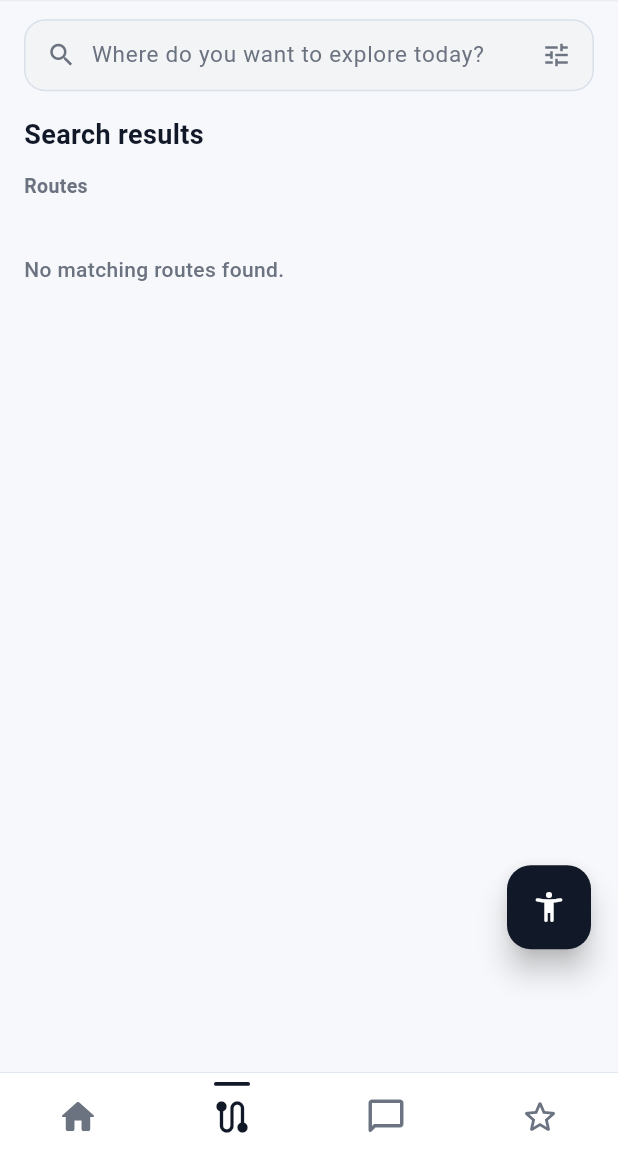
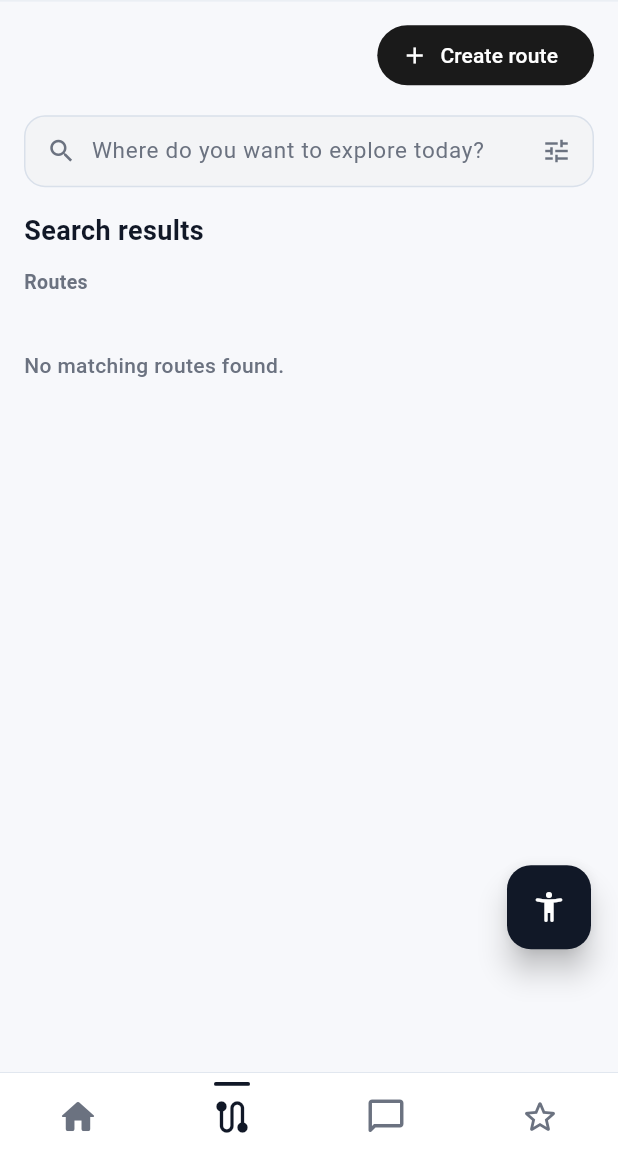
Before and after one commit to JairoLopezCarbo/EA_Phoneapp_Proyecto, a Flutter app: the screen it shows after launch, item 2 of the bottom bar chosen, on a phone screen of 412 x 824 dp, the part 79-1236 px from its top. Run offline on Flutter 3.47's test engine with Material 3 defaults, Android fonts, the light colour scheme and no system bars; our stand-ins replace shared_preferences, socket_io_client; accounts and stored records are empty; network calls fail.

Commit message:
first version create route

```diff
--- a/lib/src/models/app_models.dart
+++ b/lib/src/models/app_models.dart
@@ -134,7 +134,7 @@ class RouteModel {
       city: json['city'] as String? ?? '',
       country: json['country'] as String? ?? '',
       distance: (json['distance'] as num?)?.toDouble(),
-      duration: json['duration'] as int?,
+      duration: (json['duration'] as num?)?.toInt(),
       cityImage:
           (json['cityImage'] as String?) ?? (json['city_image'] as String?),
       tags: (json['tags'] as List<dynamic>? ?? const [])
@@ -173,6 +173,76 @@ class RouteModel {
       routes.map((route) => route.toJson()).toList(growable: false),
     );
   }
+}
+
+class RoutePointCreateInput {
+  const RoutePointCreateInput({
+    required this.name,
+    required this.latitude,
+    required this.longitude,
+    required this.index,
+    this.description,
+    this.image,
+  });
+
+  final String name;
+  final String? description;
+  final double latitude;
+  final double longitude;
+  final String? image;
+  final int index;
+
+  Map<String, dynamic> toJson() => <String, dynamic>{
+        'name': name.trim(),
+        if (description != null && description!.trim().isNotEmpty)
+          'description': description!.trim(),
+        'latitude': latitude,
+        'longitude': longitude,
+        if (image != null && image!.trim().isNotEmpty) 'image': image!.trim(),
+        'index': index,
+      };
+}
+
+class RouteCreateInput {
+  const RouteCreateInput({
+    required this.name,
+    required this.description,
+    required this.coverImage,
+    required this.city,
+    required this.country,
+    required this.distance,
+    required this.duration,
+    required this.difficulty,
+    required this.tags,
+    required this.points,
+  });
+
+  final String name;
+  final String description;
+  final String coverImage;
+  final String city;
+  final String country;
+  final double distance;
+  final int duration;
+  final RouteDifficulty difficulty;
+  final List<String> tags;
+  final List<RoutePointCreateInput> points;
+
+  Map<String, dynamic> toJson() => <String, dynamic>{
+        'name': name.trim(),
+        'description': description.trim(),
+        'cover_image': coverImage.trim(),
+        'city': city.trim(),
+        'country': country.trim(),
+        'distance': distance,
+        'duration': duration,
+        'difficulty': difficulty.value,
+        'tags': tags
+            .map((tag) => tag.trim())
+            .where((tag) => tag.isNotEmpty)
+            .toList(),
+        'points': points.map((point) => point.toJson()).toList(),
+      };
 }
 
 class AppUser {
--- a/lib/src/pages/routes_page.dart
+++ b/lib/src/pages/routes_page.dart
@@ -8,6 +8,7 @@ import '../state/app_state.dart';
 import '../utils/formatters.dart';
 import '../widgets/search_results_panel.dart';
 import '../widgets/shared_widgets.dart';
+import 'create_route_page.dart';
 
 class RoutesPage extends StatefulWidget {
   const RoutesPage({super.key, required this.onOpenRoute});
@@ -23,6 +24,7 @@ class _RoutesPageState extends State<RoutesPage> {
 
   final TextEditingController _searchController = TextEditingController();
   final FocusNode _searchFocusNode = FocusNode();
+
   bool _isSearchFocused = false;
   bool _isFilterOpen = false;
   int _currentPage = 1;
@@ -32,6 +34,7 @@ class _RoutesPageState extends State<RoutesPage> {
   @override
   void initState() {
     super.initState();
+
     _searchFocusNode.addListener(() {
       if (mounted) {
         setState(() {
@@ -55,11 +58,14 @@ class _RoutesPageState extends State<RoutesPage> {
     final isSearchActive = _isSearchFocused || query.isNotEmpty;
     final hasActiveFilter = _sortOption != null;
 
-    final filteredRoutes = query.isEmpty ? appState.routes : appState.searchRoutes(query);
+    final filteredRoutes =
+        query.isEmpty ? appState.routes : appState.searchRoutes(query);
+
     final sortedRoutes = sortRoutes(filteredRoutes, _sortOption);
     final totalResults = sortedRoutes.length;
     final totalPages = math.max(1, (totalResults / _pageSize).ceil());
     final safeCurrentPage = math.min(_currentPage, totalPages);
+
     final visibleRoutes = sortedRoutes
         .skip((safeCurrentPage - 1) * _pageSize)
         .take(_pageSize)
@@ -70,6 +76,26 @@ class _RoutesPageState extends State<RoutesPage> {
       child: Column(
         crossAxisAlignment: CrossAxisAlignment.stretch,
         children: [
+          Align(
+            alignment: Alignment.centerRight,
+            child: FilledButton.icon(
+              onPressed: () {
+                Navigator.of(context).push(
+                  MaterialPageRoute(
+                    builder: (_) => CreateRoutePage(
+                      onCreated: (route) {
+                        Navigator.of(context).pop();
+                        widget.onOpenRoute(route);
+                      },
+                    ),
+                  ),
+                );
+              },
+              icon: const Icon(Icons.add),
+              label: const Text('Create route'),
+            ),
+          ),
+          const SizedBox(height: 16),
           SearchArea(
             controller: _searchController,
             isSearchActive: isSearchActive,
@@ -140,9 +166,12 @@ class _RoutesPageState extends State<RoutesPage> {
                 );
                 return;
               }
+
               await appState.toggleFavorite(routeId);
             },
-            isFavorite: (routeId) => appState.currentUser?.favoriteRouteIds.contains(routeId) ?? false,
+            isFavorite: (routeId) =>
+                appState.currentUser?.favoriteRouteIds.contains(routeId) ??
+                false,
           ),
         ],
       ),
--- a/lib/src/services/route_service.dart
+++ b/lib/src/services/route_service.dart
@@ -16,7 +16,12 @@ class HomeRoutesData {
 }
 
 class PaginationMeta {
-  const PaginationMeta({required this.page, required this.limit, required this.total, required this.totalPages});
+  const PaginationMeta({
+    required this.page,
+    required this.limit,
+    required this.total,
+    required this.totalPages,
+  });
 
   final int page;
   final int limit;
@@ -32,16 +37,22 @@ class RouteService {
     return _parseHomeData(payload);
   }
 
-  Future<RoutePageData> getRoutePage({required int page, required int limit}) async {
+  Future<RoutePageData> getRoutePage({
+    required int page,
+    required int limit,
+  }) async {
     final payload = await apiClient.getJson('/routes?page=$page&limit=$limit');
     return _parseRoutePageData(payload, page: page, limit: limit);
   }
 
   Future<RouteModel?> getRouteById(String routeId) async {
     try {
-      final payload = await apiClient.getJson('/routes/${Uri.encodeComponent(routeId)}');
+      final payload = await apiClient.getJson(
+        '/routes/${Uri.encodeComponent(routeId)}',
+      );
 
-      if (payload is Map<String, dynamic> && payload['data'] is Map<String, dynamic>) {
+      if (payload is Map<String, dynamic> &&
+          payload['data'] is Map<String, dynamic>) {
         return RouteModel.fromApiJson(payload['data'] as Map<String, dynamic>);
       }
 
@@ -62,7 +73,10 @@ class RouteService {
   HomeRoutesData _parseHomeData(dynamic payload) {
     if (payload is List) {
       return HomeRoutesData(
-        routes: payload.whereType<Map<String, dynamic>>().map(RouteModel.fromApiJson).toList(growable: false),
+        routes: payload
+            .whereType<Map<String, dynamic>>()
+            .map(RouteModel.fromApiJson)
+            .toList(growable: false),
         popularRouteIds: const <String>[],
       );
     }
@@ -73,23 +87,45 @@ class RouteService {
 
       if (routes is List) {
         return HomeRoutesData(
-          routes: routes.whereType<Map<String, dynamic>>().map(RouteModel.fromApiJson).toList(growable: false),
+          routes: routes
+              .whereType<Map<String, dynamic>>()
+              .map(RouteModel.fromApiJson)
+              .toList(growable: false),
           popularRouteIds: popular is List
-              ? popular.map((item) => item.toString()).where((item) => item.trim().isNotEmpty).toList(growable: false)
+              ? popular
+                  .map((item) => item.toString())
+                  .where((item) => item.trim().isNotEmpty)
+                  .toList(growable: false)
               : const <String>[],
         );
       }
     }
 
-    return const HomeRoutesData(routes: <RouteModel>[], popularRouteIds: <String>[]);
+    return const HomeRoutesData(
+      routes: <RouteModel>[],
+      popularRouteIds: <String>[],
+    );
   }
 
-  RoutePageData _parseRoutePageData(dynamic payload, {required int page, required int limit}) {
+  RoutePageData _parseRoutePageData(
+    dynamic payload, {
+    required int page,
+    required int limit,
+  }) {
     if (payload is List) {
-      final routes = payload.whereType<Map<String, dynamic>>().map(RouteModel.fromApiJson).toList(growable: false);
+      final routes = payload
+          .whereType<Map<String, dynamic>>()
+          .map(RouteModel.fromApiJson)
+          .toList(growable: false);
+
       return RoutePageData(
         routes: routes,
-        pagination: PaginationMeta(page: page, limit: limit, total: routes.length, totalPages: 1),
+        pagination: PaginationMeta(
+          page: page,
+          limit: limit,
+          total: routes.length,
+          totalPages: 1,
+        ),
       );
     }
 
@@ -98,26 +134,103 @@ class RouteService {
       final pagination = payload['pagination'];
 
       if (routes is List) {
-        final parsedRoutes = routes.whereType<Map<String, dynamic>>().map(RouteModel.fromApiJson).toList(growable: false);
+        final parsedRoutes = routes
+            .whereType<Map<String, dynamic>>()
+            .map(RouteModel.fromApiJson)
+            .toList(growable: false);
+
         final parsedPagination = pagination is Map<String, dynamic>
             ? PaginationMeta(
-                page: pagination['page'] is num ? (pagination['page'] as num).toInt() : page,
-                limit: pagination['limit'] is num ? (pagination['limit'] as num).toInt() : limit,
-                total: pagination['total'] is num ? (pagination['total'] as num).toInt() : parsedRoutes.length,
+                page: pagination['page'] is num
+                    ? (pagination['page'] as num).toInt()
+                    : page,
+                limit: pagination['limit'] is num
+                    ? (pagination['limit'] as num).toInt()
+                    : limit,
+                total: pagination['total'] is num
+                    ? (pagination['total'] as num).toInt()
+                    : parsedRoutes.length,
                 totalPages: pagination['totalPages'] is num
-                  ? (pagination['totalPages'] as num).toInt()
-                  : ((pagination['total'] is num ? (pagination['total'] as num).toInt() : parsedRoutes.length) / limit).ceil().clamp(1, 999999),
+                    ? (pagination['totalPages'] as num).toInt()
+                    : ((pagination['total'] is num
+                              ? (pagination['total'] as num).toInt()
+                              : parsedRoutes.length) /
+                          limit)
+                        .ceil()
+                        .clamp(1, 999999),
               )
-            : PaginationMeta(page: page, limit: limit, total: parsedRoutes.length, totalPages: 1);
+            : PaginationMeta(
+                page: page,
+                limit: limit,
+                total: parsedRoutes.length,
+                totalPages: 1,
+              );
 
-        return RoutePageData(routes: parsedRoutes, pagination: parsedPagination);
+        return RoutePageData(
+          routes: parsedRoutes,
+          pagination: parsedPagination,
+        );
       }
     }
 
     return RoutePageData(
       routes: const <RouteModel>[],
-      pagination: PaginationMeta(page: page, limit: limit, total: 0, totalPages: 1),
+      pagination: PaginationMeta(
+        page: page,
+        limit: limit,
+        total: 0,
+        totalPages: 1,
+      ),
     );
+  }
+
+  Future<RouteModel> createRoute(RouteCreateInput input) async {
+    final payload = await apiClient.postJson(
+      '/routes',
+      body: input.toJson(),
+    );
+
+    if (payload is Map<String, dynamic> &&
+        payload['data'] is Map<String, dynamic>) {
+      return RouteModel.fromApiJson(payload['data'] as Map<String, dynamic>);
+    }
+
+    if (payload is Map<String, dynamic>) {
+      return RouteModel.fromApiJson(payload);
+    }
+
+    throw StateError('Unable to read created route from the server.');
+  }
+
+  Future<RouteModel> updateRoute(RouteModel route) async {
+    final body = <String, dynamic>{
+      'name': route.name.trim(),
+      'description': route.description.trim(),
+      'cover_image': route.coverImage.trim(),
+      'images': route.images,
+      'difficulty': route.difficulty.value,
+      'city': route.city.trim(),
+      'country': route.country.trim(),
+      'distance': route.distance,
+      'duration': route.duration,
+      'tags': route.tags,
+    };
+
+    final payload = await apiClient.putJson(
+      '/routes/${Uri.encodeComponent(route.id)}',
+      body: body,
+    );
+
+    if (payload is Map<String, dynamic> &&
+        payload['data'] is Map<String, dynamic>) {
+      return RouteModel.fromApiJson(payload['data'] as Map<String, dynamic>);
+    }
+
+    if (payload is Map<String, dynamic>) {
+      return RouteModel.fromApiJson(payload);
+    }
+
+    throw StateError('Unable to read updated route from the server.');
   }
 }
 
```
Also changed, not shown: lib/src/pages/create_route_page.dart (added, +369 -0 lines), lib/src/state/app_state.dart (+44 -6 lines). Lines whose indentation alone changed are shown as unchanged.
